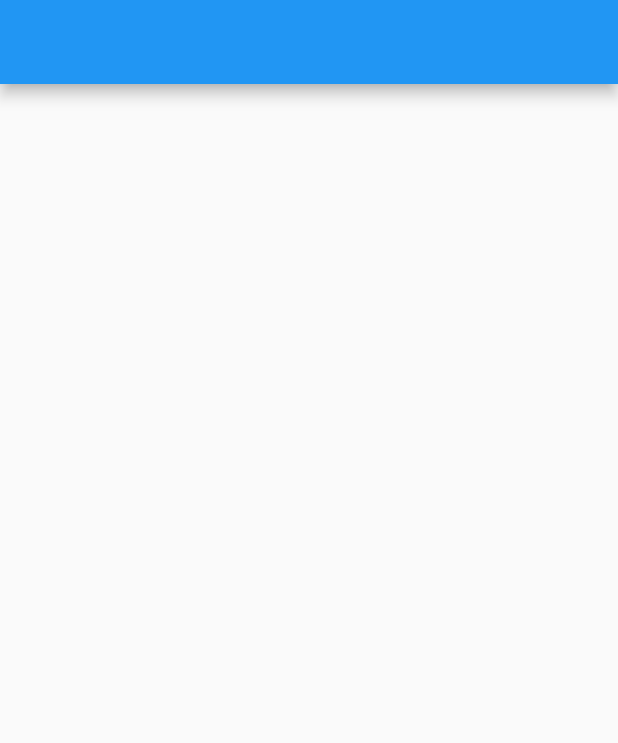
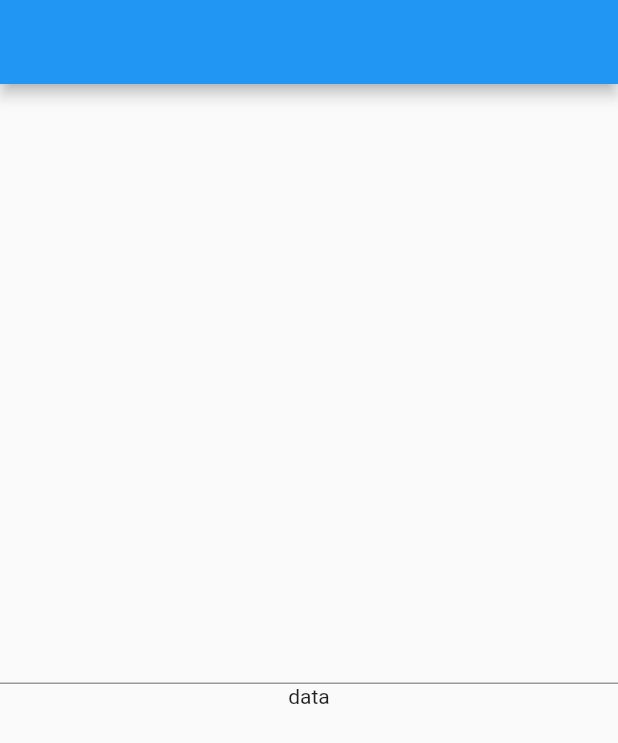
Before and after one commit to NikKalitov/labs_for_students, a Flutter app: the screen it shows after launch, on a phone screen of 412 x 824 dp. Shown: the top 743 px of the screen. Run offline on Flutter 3.47's test engine with Material 2 defaults, Android fonts, the phone set to English and light mode, and no system bars.

Commit message:
Коммит опять

```diff
--- a/lib/laba_8/laba_8_5/stream_example.dart
+++ b/lib/laba_8/laba_8_5/stream_example.dart
@@ -1,4 +1,4 @@
-// ignore_for_file: prefer_const_constructors
+// ignore_for_file: prefer_const_constructors, prefer_const_literals_to_create_immutables
 
 import 'package:flutter/material.dart';
 
@@ -17,7 +17,12 @@ class _StreamExampleState extends State<StreamExample> {
       body: Center(
         child: Column(
           mainAxisAlignment: MainAxisAlignment.center,
-          children: [],
+          children: [
+            Form(
+              child: TextField(),
+            ),
+            Text('data'),
+          ],
         ),
       ),
     );
```
